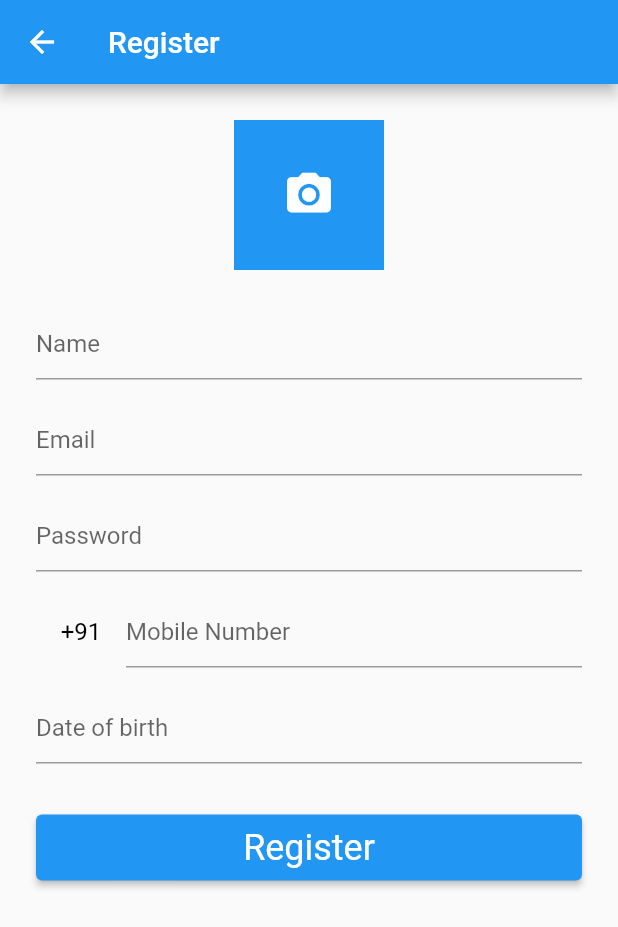
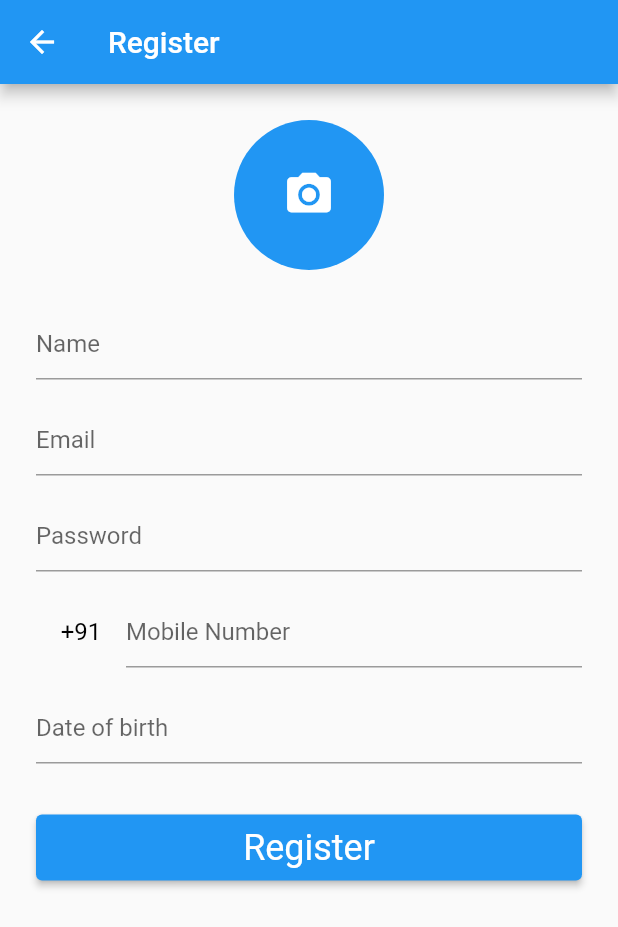
Before and after one commit to ayaanpathan/flutter_firebase_auth_demo, a Flutter app: the RegisterPage screen opened directly, on a phone screen of 412 x 824 dp. Shown: the top 927 px of the screen. Run offline on Flutter 3.47's test engine with Material 2 defaults, Android fonts, the phone set to English and light mode, and no system bars; our stand-ins replace cached_network_image, cloud_firestore, country_picker, firebase_auth, firebase_core, firebase_storage and 2 more; accounts and stored records are empty.

Commit message:
profile picture resize

```diff
--- a/lib/screens/auth/register_page.dart
+++ b/lib/screens/auth/register_page.dart
@@ -68,8 +68,10 @@ class _RegisterPageState extends State<RegisterPage> {
               children: [
                 image == null
                     ? Material(
+                        borderRadius: BorderRadius.circular(50),
                         color: Colors.blue,
                         child: InkWell(
+                          borderRadius: BorderRadius.circular(50),
                           onTap: () async {
                             image = await _picker.pickImage(
                                 source: ImageSource.gallery);
@@ -86,18 +88,21 @@ class _RegisterPageState extends State<RegisterPage> {
                           ),
                         ),
                       )
-                    : InkWell(
+                    : Material(
+                        borderRadius: BorderRadius.circular(50),
+                        child: InkWell(
                             onTap: () async {
                               image = await _picker.pickImage(
                                   source: ImageSource.gallery);
                               setState(() {});
                             },
-                        child: SizedBox(
-                          height: 100,
-                          width: 100,
-                          child: Image.file(File(image!.path),
-                              fit: BoxFit.fill, height: 100, width: 100),
+                            child: CircleAvatar(
+                              radius: 60.0,
+                              backgroundImage: FileImage(
+                                File(image!.path),
                               ),
+                              backgroundColor: Colors.transparent,
+                            )),
                       ),
                 const SizedBox(
                   height: 25,
@@ -220,15 +225,19 @@ class _RegisterPageState extends State<RegisterPage> {
                               currentDate.day,
                               currentDate.hour,
                               currentDate.minute);
-                          final date = await showDatePicker(context: context, initialDate: currentDate, firstDate: endDate, lastDate: DateTime.now());
-                          if(date != null) {
+                          final date = await showDatePicker(
+                              context: context,
+                              initialDate: currentDate,
+                              firstDate: endDate,
+                              lastDate: DateTime.now());
+                          if (date != null) {
                             setState(() {
-                              _dobTextController.text = '${date.day}/${date.month}/${date.year}';
+                              _dobTextController.text =
+                                  '${date.day}/${date.month}/${date.year}';
                             });
                           }
                         },
-                        validator: (value) =>
-                            Validator.validateDate(
+                        validator: (value) => Validator.validateDate(
                           date: value,
                         ),
                         decoration: InputDecoration(
@@ -285,17 +294,13 @@ class _RegisterPageState extends State<RegisterPage> {
   }
 
   void _register() async {
-    User? user = await FireAuth
-        .registerUsingEmailPassword(
+    User? user = await FireAuth.registerUsingEmailPassword(
       name: _nameTextController.text,
       email: _emailTextController.text,
       password: _passwordTextController.text,
     );
 
-    FirebaseFirestore.instance
-        .collection('users')
-        .doc(user?.uid)
-        .set({
+    FirebaseFirestore.instance.collection('users').doc(user?.uid).set({
       'name': _nameTextController.text,
       'uid': user?.uid,
       'email': _emailTextController.text,
@@ -304,29 +309,24 @@ class _RegisterPageState extends State<RegisterPage> {
       'mobile_number': _mobileNumberTextController.text
     });
 
-    final storageRef =
-    FirebaseStorage.instance.ref();
+    final storageRef = FirebaseStorage.instance.ref();
     String filePath = image!.path;
     File file = File(filePath);
-    final mountainsRef =
-    storageRef.child(user!.uid);
+    final mountainsRef = storageRef.child(user!.uid);
     try {
       await mountainsRef.putFile(file);
     } on FirebaseException catch (e) {
       // ...
     }
 
-    final imageUrl = await storageRef
-        .child(user.uid)
-        .getDownloadURL();
+    final imageUrl = await storageRef.child(user.uid).getDownloadURL();
 
     setState(() {
       _isProcessing = false;
     });
 
     if (user != null) {
-      Navigator.of(context, rootNavigator: true)
-          .pushAndRemoveUntil(
+      Navigator.of(context, rootNavigator: true).pushAndRemoveUntil(
         MaterialPageRoute(
           builder: (context) => BottomNavBar(
             user: user,
```
Lines whose indentation alone changed are shown as unchanged.
